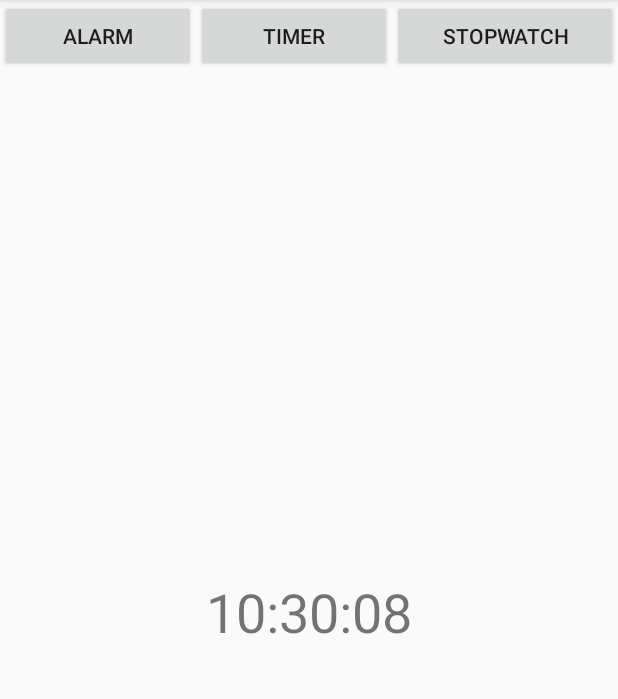
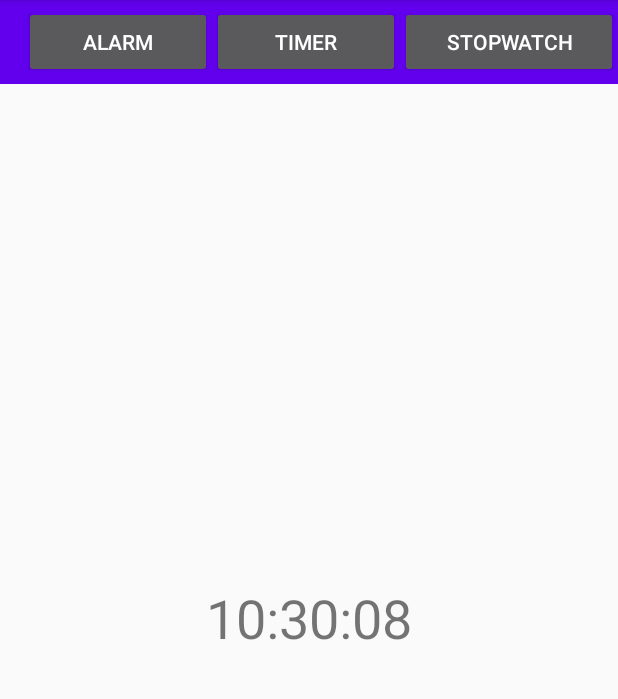
Before and after one commit to ValtteriPeltonen/Tymer, an Android app: the screen it shows after launch (MainActivity), on a phone screen of 412 x 824 dp, the part 84-783 px from its top. Run offline under Robolectric (Android 15) with nearby library versions, the light colour scheme and no system bars; our stand-ins replace ButterKnife.

Commit message:
Update UI and general fixes

```diff
--- a/app/src/main/java/fi/tuni/tymer/MainActivity.java
+++ b/app/src/main/java/fi/tuni/tymer/MainActivity.java
@@ -10,7 +10,6 @@ import android.widget.TextView;
 import androidx.annotation.RequiresApi;
 import androidx.appcompat.app.AppCompatActivity;
 
-import butterknife.BindView;
 import butterknife.ButterKnife;
 import butterknife.OnClick;
 
@@ -21,7 +20,10 @@ public class MainActivity extends AppCompatActivity {
         super.onCreate(savedInstanceState);
         setContentView(R.layout.activity_main);
         ButterKnife.bind(this);
+        startClock();
+    }
 
+    public void startClock() {
         new Thread(new Runnable() {
             @RequiresApi(api = Build.VERSION_CODES.N)
             @Override
--- a/app/src/main/res/layout/activity_main.xml
+++ b/app/src/main/res/layout/activity_main.xml
@@ -6,6 +6,14 @@
     android:layout_height="match_parent"
     android:orientation="vertical"
     tools:context=".MainActivity">
+
+    <androidx.appcompat.widget.Toolbar
+        android:id="@+id/toolbar"
+        android:layout_width="match_parent"
+        android:layout_height="wrap_content"
+        android:background="?attr/colorPrimary"
+        android:minHeight="?attr/actionBarSize"
+        android:theme="?attr/actionBarTheme" >
 
     <LinearLayout
         android:layout_width="match_parent"
@@ -35,6 +43,7 @@
             android:text="StopWatch" />
 
     </LinearLayout>
+    </androidx.appcompat.widget.Toolbar>
 
     <LinearLayout
         android:layout_width="match_parent"
--- a/build.gradle
+++ b/build.gradle
@@ -8,7 +8,7 @@ buildscript {
 
     }
     dependencies {
-        classpath 'com.android.tools.build:gradle:3.6.1'
+        classpath 'com.android.tools.build:gradle:3.6.2'
 
 
         // NOTE: Do not place your application dependencies here; they belong
```
Also changed, not shown: app/src/main/res/layout/activity_alarm.xml (+10 -0 lines), app/src/main/res/layout/activity_stopwatch.xml (+9 -0 lines), app/src/main/res/layout/activity_timer.xml (+10 -0 lines).
